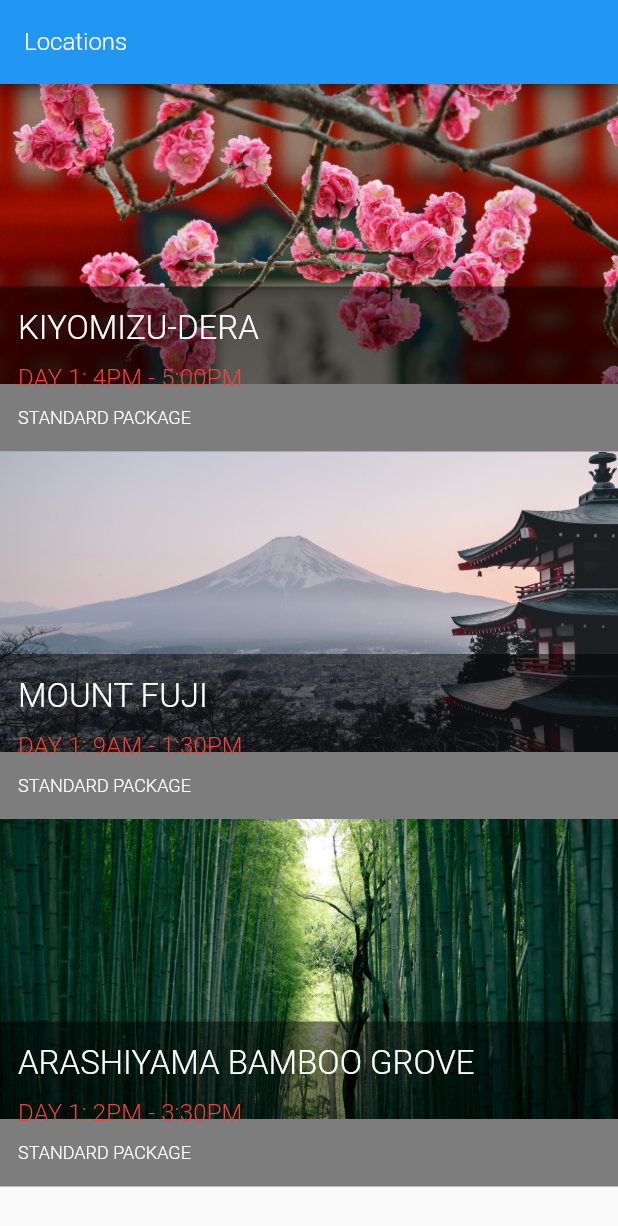
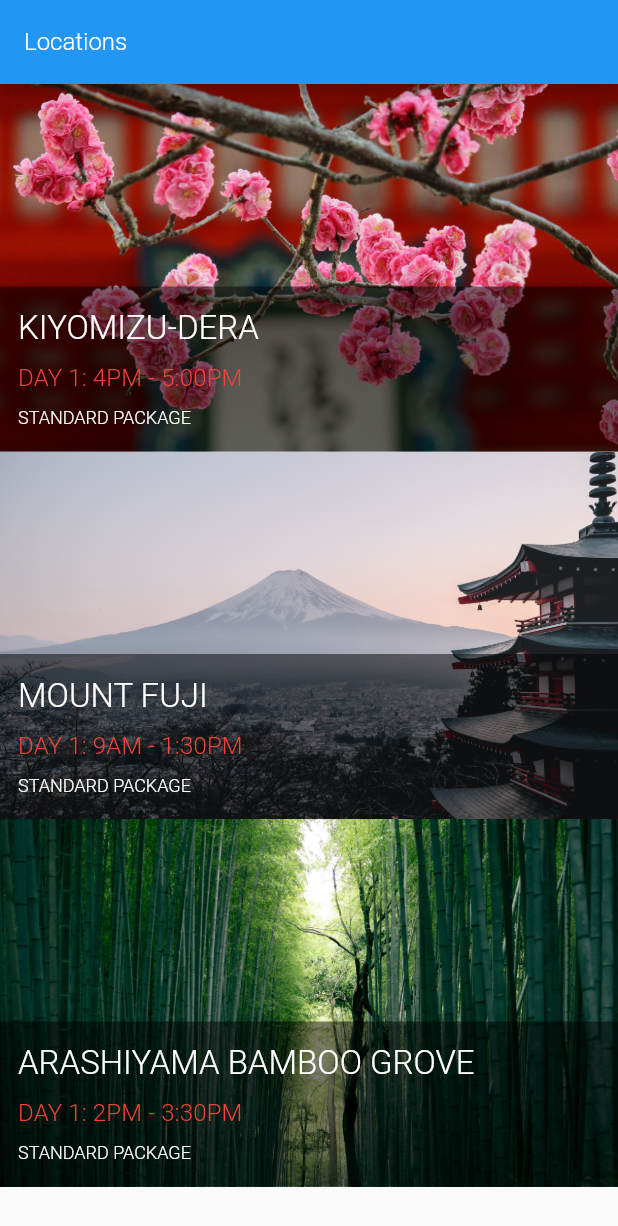
Before and after one commit to ykc12001hk/LearningFlutter, a Flutter app: the screen it shows after launch, on a phone screen of 412 x 824 dp. Shown: the top 1226 px of the screen. Run offline on Flutter 3.47's test engine with Material 2 defaults, Android fonts, the phone set to English and light mode, and no system bars; Roboto replaces fonts that are missing (Montserrat).

Commit message:
no message

```diff
--- a/lib/widget/image_banner.dart
+++ b/lib/widget/image_banner.dart
@@ -9,7 +9,7 @@ class ImageBanner extends StatelessWidget {
   Widget build(BuildContext context) {
     return Container(
         constraints: BoxConstraints.expand(
-          height: 200,
+          height: height,
         ),
         decoration: BoxDecoration(color: Colors.grey),
         child: Image.asset(assetPath, fit: BoxFit.cover));
```
